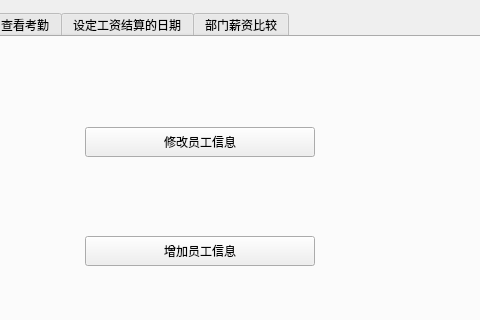
Qt form Payroll_analysis_system/administratordisplay.ui (CHENSIJIN123/Payroll_analysis_system) before a commit; both pictures show x 190 to 670 and y 0 to 320 of the 784 by 477 pixel window.
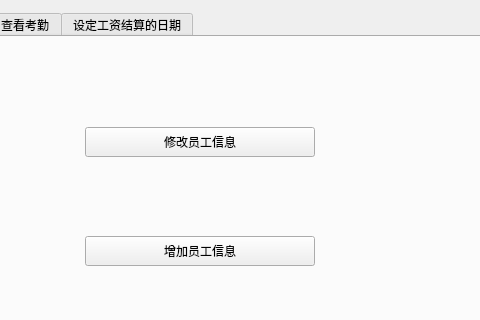
The same form after that commit. The open tabs and pages were chosen to show the change. Custom widgets are drawn as their Qt base class.

The edit to the form file:
```diff
--- a/Payroll_analysis_system/administratordisplay.ui
+++ b/Payroll_analysis_system/administratordisplay.ui
@@ -1792,11 +1792,6 @@
        </item>
       </layout>
      </widget>
-     <widget class="QWidget" name="tb_department_salary_compare">
-      <attribute name="title">
-       <string>部门薪资比较</string>
-      </attribute>
-     </widget>
     </widget>
    </item>
   </layout>
```
Left out of the diff: 2 changed lines with no effect on the pictures.
